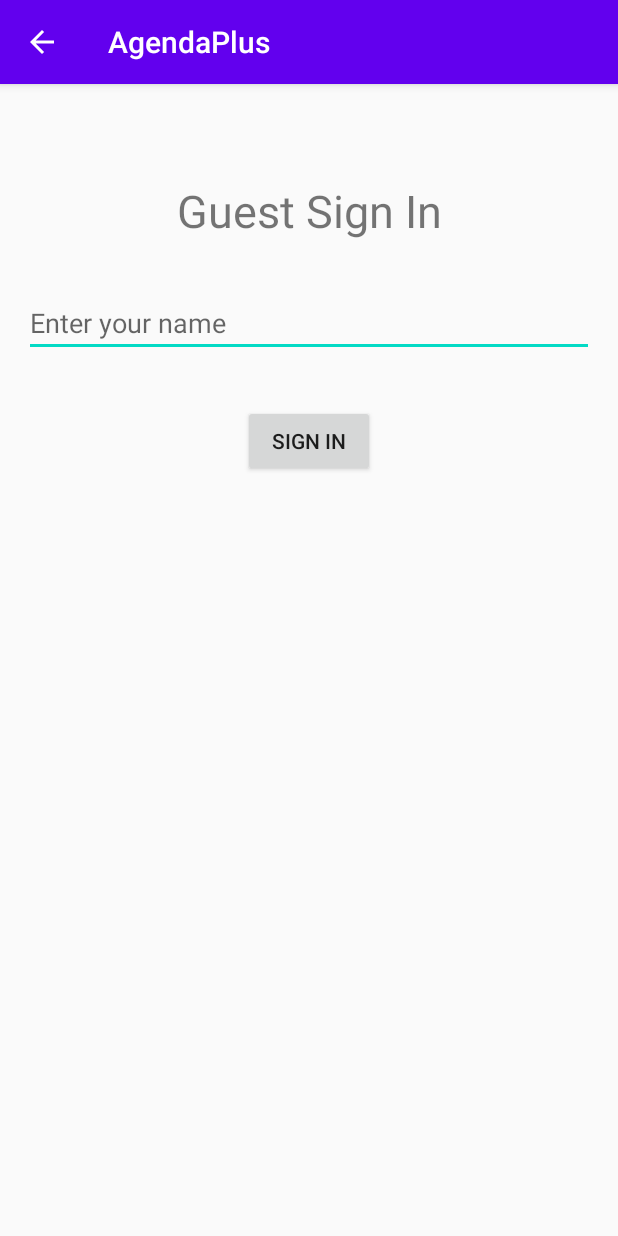
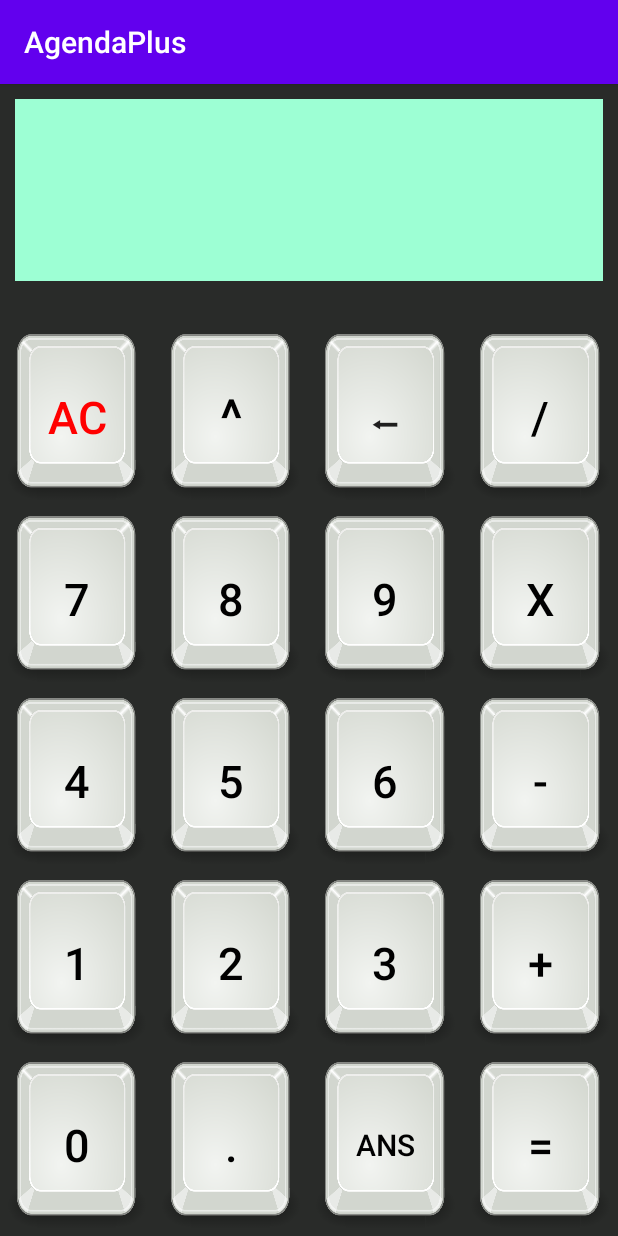
Before and after one commit to SauravC99/AgendaApp, an Android app: the screen it shows after launch (GuestLogInPage before the commit, Calculator after it), after a tap on "GUEST SIGN IN", on a phone screen of 412 x 824 dp. Run offline under Robolectric (Android 15) with nearby library versions, the phone set to English and light mode, and no system bars.

Commit message:
Added Edmund's Calculator to this branch and tested opening the activity

```diff
--- a/app/src/main/AndroidManifest.xml
+++ b/app/src/main/AndroidManifest.xml
@@ -9,13 +9,14 @@
         android:roundIcon="@mipmap/ic_launcher_round"
         android:supportsRtl="true"
         android:theme="@style/AppTheme">
+        <activity android:name=".Calculator"></activity>
         <activity
             android:name=".HomePage_Navigation"
             android:label="@string/title_activity_home_page__navigation"
-            android:theme="@style/AppTheme.NoActionBar"></activity>
+            android:theme="@style/AppTheme.NoActionBar" />
         <activity
             android:name=".GuestLogInPage"
-            android:parentActivityName=".LogInPage"></activity>
+            android:parentActivityName=".LogInPage" />
         <activity
             android:name=".StartUpPage"
             android:parentActivityName=".LogInPage">
--- /dev/null
+++ b/app/src/main/java/com/blackboxstudios/agendaplus/Calculator.java
@@ -0,0 +1,138 @@
+package com.blackboxstudios.agendaplus;
+
+import androidx.appcompat.app.AppCompatActivity;
+
+import android.os.Bundle;
+import android.view.View;
+import android.widget.Button;
+import android.widget.TextView;
+
+public class Calculator extends AppCompatActivity {
+    private TextView Screen;
+    private String input="",Answer;
+    private boolean clearResult;
+
+    @Override
+    protected void onCreate(Bundle savedInstanceState) {
+        super.onCreate(savedInstanceState);
+        setContentView(R.layout.activity_calculator);
+        Screen=findViewById(R.id.screen);
+    }
+    public void ButtonClick(View view){
+        Button button= (Button) view;
+        String data=button.getText().toString();
+        switch (data){
+            case "AC":
+                input="";
+                break;
+            case "Ans":
+                clearResult=false;
+                input+=Answer;
+                break;
+            case "x":
+                clearResult=false;
+                Solve();
+                input+="*";
+                break;
+            case "^":
+                clearResult=false;
+                Solve();
+                input+="^";
+                break;
+            case "=":
+                clearResult=true;
+                Solve();
+                Answer=input;
+                break;
+            case "⬅":
+                if(input.length()>0){
+                    clearResult=false;
+                    String newText=input.substring(0,input.length()-1);
+                    input=newText;
+                }
+                break;
+            default:
+                if(input==null){
+                    input="";
+                }
+                if(data.equals("+") || data.equals("-") || data.equals("/")){
+                    clearResult=false;
+                    Solve();
+                }
+                else if(clearResult==true){
+                    input="";
+                    clearResult=false;
+                }
+                input+=data;
+        }
+        Screen.setText(input);
+    }
+    public void Solve(){
+        if(input.split("\\*").length==2){
+            String numbers[]=input.split("\\*");
+            try{
+                double mul=Double.parseDouble(numbers[0])*Double.parseDouble(numbers[1]);
+                input=mul+"";
+            }
+            catch (Exception e){
+                //Display error
+            }
+        }
+        else if(input.split("/").length==2){
+            String numbers[]=input.split("/");
+            try{
+                double div=Double.parseDouble(numbers[0])/Double.parseDouble(numbers[1]);
+                input=div+"";
+            }
+            catch (Exception e){
+                //Display error
+            }
+        }
+        else if(input.split("\\^").length==2){
+            String numbers[]=input.split("\\^");
+            try{
+                double pow=Math.pow(Double.parseDouble(numbers[0]),Double.parseDouble(numbers[1]));
+                input=pow+"";
+            }
+            catch (Exception e){
+                //Display error
+            }
+        }
+        else if(input.split("\\+").length==2){
+            String numbers[]=input.split("\\+");
+            try{
+                double sum=Double.parseDouble(numbers[0])+Double.parseDouble(numbers[1]);
+                input=sum+"";
+            }
+            catch (Exception e){
+                //Display error
+            }
+        }
+        else if(input.split("\\-").length>1){
+            String numbers[]=input.split("\\-");
+            if(numbers[0]=="" && numbers.length==2){
+                numbers[0]=0+"";
+            }
+            try{
+                double sub=0;
+                if(numbers.length==2) {
+                    sub = Double.parseDouble(numbers[0]) - Double.parseDouble(numbers[1]);
+                }
+                else if(numbers.length==3){
+                    sub = -Double.parseDouble(numbers[1]) - Double.parseDouble(numbers[2]);
+                }
+                input=sub+"";
+            }
+            catch (Exception e){
+                //Display error
+            }
+        }
+        String n[]=input.split("\\.");
+        if(n.length>1){
+            if(n[1].equals("0")){
+                input=n[0];
+            }
+        }
+        Screen.setText(input);
+    }
+}
--- a/app/src/main/java/com/blackboxstudios/agendaplus/LogInPage.java
+++ b/app/src/main/java/com/blackboxstudios/agendaplus/LogInPage.java
@@ -37,7 +37,9 @@ public class LogInPage extends AppCompatActivity {
 
     /** Called when the user taps the Guest Sign In button */
     public void goToGuestLogIn(View view) {
-        Intent intent = new Intent(this, GuestLogInPage.class);
+        //Intent intent = new Intent(this, GuestLogInPage.class);
+        //For testing
+        Intent intent = new Intent(this, Calculator.class);
         startActivity(intent);
     }
 
--- /dev/null
+++ b/app/src/main/res/layout/activity_calculator.xml
@@ -0,0 +1,276 @@
+<?xml version="1.0" encoding="utf-8"?>
+<LinearLayout xmlns:android="http://schemas.android.com/apk/res/android"
+    xmlns:tools="http://schemas.android.com/tools"
+    android:layout_width="match_parent"
+    android:layout_height="match_parent"
+    android:orientation="vertical"
+    android:background="#292B29"
+    tools:context=".Calculator"
+    android:weightSum="6">
+    <TextView
+        android:id="@+id/screen"
+        android:gravity="center|right"
+        android:layout_width="match_parent"
+        android:layout_height="0dp"
+        android:layout_weight="1"
+        android:textColor="#0000ff"
+        android:textSize="30sp"
+        android:textStyle="bold"
+        android:background="#9DFFD4"
+        android:layout_marginTop="10dp"
+        android:layout_marginBottom="30dp"
+        android:padding="5dp"
+        android:layout_marginHorizontal="10dp"/>
+
+    <LinearLayout
+        android:layout_width="fill_parent"
+        android:layout_height="0dp"
+        android:layout_weight="1"
+        android:weightSum="4">
+        <Button
+            android:id="@+id/ac"
+            android:layout_height="fill_parent"
+            android:layout_width="0dp"
+            android:layout_weight="1"
+            android:background="@drawable/keyboard_btn"
+            android:onClick="ButtonClick"
+            android:text="AC"
+            android:layout_margin="5dp"
+            android:textColor="#FF0000"
+            android:textSize="30dp" />
+
+        <Button
+            android:id="@+id/power"
+            android:layout_height="fill_parent"
+            android:layout_width="0dp"
+            android:layout_weight="1"
+            android:background="@drawable/keyboard_btn"
+            android:onClick="ButtonClick"
+            android:text="^"
+            android:layout_margin="5dp"
+            android:textColor="#000000"
+            android:textSize="35dp" />
+
+        <Button
+            android:id="@+id/back"
+            android:layout_height="fill_parent"
+            android:layout_width="0dp"
+            android:layout_weight="1"
+            android:background="@drawable/keyboard_btn"
+            android:onClick="ButtonClick"
+            android:text="⬅"
+            android:layout_margin="5dp"
+            android:textSize="25dp" />
+
+        <Button
+            android:id="@+id/div"
+            android:layout_height="fill_parent"
+            android:layout_width="0dp"
+            android:layout_weight="1"
+            android:background="@drawable/keyboard_btn"
+            android:onClick="ButtonClick"
+            android:text="/"
+            android:layout_margin="5dp"
+            android:textColor="#000000"
+            android:textSize="30dp" />
+    </LinearLayout>
+    <LinearLayout
+        android:layout_width="fill_parent"
+        android:layout_height="0dp"
+        android:layout_weight="1"
+        android:weightSum="4">
+        <Button
+            android:id="@+id/seven"
+            android:layout_height="fill_parent"
+            android:layout_width="0dp"
+            android:layout_weight="1"
+            android:text="7"
+            android:layout_margin="5dp"
+            android:textSize="30dp"
+            android:onClick="ButtonClick"
+            android:textColor="#000000"
+            android:background="@drawable/keyboard_btn"/>
+        <Button
+            android:id="@+id/eight"
+            android:layout_height="fill_parent"
+            android:layout_width="0dp"
+            android:layout_weight="1"
+            android:text="8"
+            android:layout_margin="5dp"
+            android:textSize="30dp"
+            android:onClick="ButtonClick"
+            android:textColor="#000000"
+            android:background="@drawable/keyboard_btn"/>
+        <Button
+            android:id="@+id/nine"
+            android:layout_height="fill_parent"
+            android:layout_width="0dp"
+            android:layout_weight="1"
+            android:text="9"
+            android:layout_margin="5dp"
+            android:textSize="30dp"
+            android:onClick="ButtonClick"
+            android:textColor="#000000"
+            android:background="@drawable/keyboard_btn"/>
+        <Button
+            android:id="@+id/mul"
+            android:layout_height="fill_parent"
+            android:layout_width="0dp"
+            android:layout_weight="1"
+            android:text="x"
+            android:layout_margin="5dp"
+            android:textSize="30dp"
+            android:onClick="ButtonClick"
+            android:textColor="#000000"
+            android:background="@drawable/keyboard_btn"/>
+    </LinearLayout>
+    <LinearLayout
+        android:layout_width="fill_parent"
+        android:layout_height="0dp"
+        android:layout_weight="1"
+        android:weightSum="4">
+        <Button
+            android:id="@+id/four"
+            android:layout_height="fill_parent"
+            android:layout_width="0dp"
+            android:layout_weight="1"
+            android:text="4"
+            android:layout_margin="5dp"
+            android:textSize="30dp"
+            android:onClick="ButtonClick"
+            android:textColor="#000000"
+            android:background="@drawable/keyboard_btn"/>
+        <Button
+            android:id="@+id/five"
+            android:layout_height="fill_parent"
+            android:layout_width="0dp"
+            android:layout_weight="1"
+            android:text="5"
+            android:layout_margin="5dp"
+            android:textSize="30dp"
+            android:onClick="ButtonClick"
+            android:textColor="#000000"
+            android:background="@drawable/keyboard_btn"/>
+        <Button
+            android:id="@+id/six"
+            android:layout_height="fill_parent"
+            android:layout_width="0dp"
+            android:layout_weight="1"
+            android:text="6"
+            android:layout_margin="5dp"
+            android:textSize="30dp"
+            android:onClick="ButtonClick"
+            android:textColor="#000000"
+            android:background="@drawable/keyboard_btn"/>
+        <Button
+            android:id="@+id/min"
+            android:layout_height="fill_parent"
+            android:layout_width="0dp"
+            android:layout_weight="1"
+            android:text="-"
+            android:layout_margin="5dp"
+            android:textSize="30dp"
+            android:onClick="ButtonClick"
+            android:textColor="#000000"
+            android:background="@drawable/keyboard_btn"/>
+    </LinearLayout>
+    <LinearLayout
+        android:layout_width="fill_parent"
+        android:layout_height="0dp"
+        android:layout_weight="1"
+        android:weightSum="4">
+        <Button
+            android:id="@+id/one"
+            android:layout_height="fill_parent"
+            android:layout_width="0dp"
+            android:layout_weight="1"
+            android:text="1"
+            android:layout_margin="5dp"
+            android:textSize="30dp"
+            android:onClick="ButtonClick"
+            android:textColor="#000000"
+            android:background="@drawable/keyboard_btn"/>
+        <Button
+            android:id="@+id/two"
+            android:layout_height="fill_parent"
+            android:layout_width="0dp"
+            android:layout_weight="1"
+            android:text="2"
+            android:layout_margin="5dp"
+            android:textSize="30dp"
+            android:onClick="ButtonClick"
+            android:textColor="#000000"
+            android:background="@drawable/keyboard_btn"/>
+        <Button
+            android:id="@+id/three"
+            android:layout_height="fill_parent"
+            android:layout_width="0dp"
+            android:layout_weight="1"
+            android:text="3"
+            android:layout_margin="5dp"
+            android:textSize="30dp"
+            android:onClick="ButtonClick"
+            android:textColor="#000000"
+            android:background="@drawable/keyboard_btn"/>
+        <Button
+            android:id="@+id/plus"
+            android:layout_height="fill_parent"
+            android:layout_width="0dp"
+            android:layout_weight="1"
+            android:text="+"
+            android:layout_margin="5dp"
+            android:textSize="30dp"
+            android:onClick="ButtonClick"
+            android:textColor="#000000"
+            android:background="@drawable/keyboard_btn"/>
+    </LinearLayout>
+    <LinearLayout
+        android:layout_width="fill_parent"
+        android:layout_height="0dp"
+        android:layout_weight="1">
+        <Button
+            android:id="@+id/zero"
+            android:layout_height="fill_parent"
+            android:layout_width="0dp"
+            android:layout_weight="1"
+            android:text="0"
+            android:layout_margin="5dp"
+            android:textSize="30dp"
+            android:onClick="ButtonClick"
+            android:textColor="#000000"
+            android:background="@drawable/keyboard_btn"/>
+        <Button
+            android:id="@+id/point"
+            android:layout_height="fill_parent"
+            android:layout_width="0dp"
+            android:layout_weight="1"
+            android:text="."
+            android:layout_margin="5dp"
+            android:textSize="30dp"
+            android:onClick="ButtonClick"
+            android:textColor="#000000"
+            android:background="@drawable/keyboard_btn"/>
+        <Button
+            android:id="@+id/ans"
+            android:layout_height="fill_parent"
+            android:layout_width="0dp"
+            android:layout_weight="1"
+            android:text="Ans"
+            android:layout_margin="5dp"
+            android:textSize="20dp"
+            android:onClick="ButtonClick"
+            android:textColor="#000000"
+            android:background="@drawable/keyboard_btn"/>
+        <Button
+            android:id="@+id/equal"
+            android:layout_height="fill_parent"
+            android:layout_width="0dp"
+            android:layout_weight="1"
+            android:text="="
+            android:layout_margin="5dp"
+            android:textSize="30dp"
+            android:onClick="ButtonClick"
+            android:textColor="#000000"
+            android:background="@drawable/keyboard_btn"/>
+    </LinearLayout>
+</LinearLayout>
```
Also changed, not shown: app/src/main/res/drawable/keyboard_btn.png (added).
